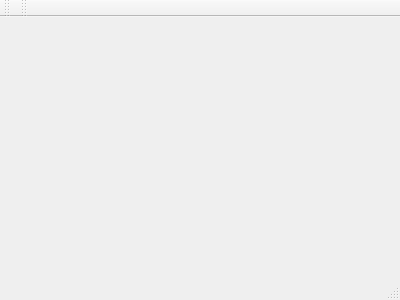
Qt form mainwindow.ui (Zaher220/tsgui) before a commit.
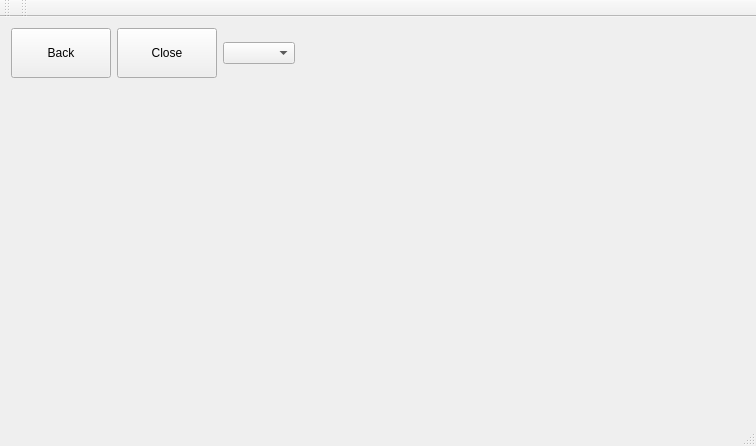
The same form after that commit.

What changed in the file:
```diff
--- a/mainwindow.ui
+++ b/mainwindow.ui
@@ -6,8 +6,8 @@
    <rect>
     <x>0</x>
     <y>0</y>
-    <width>400</width>
-    <height>300</height>
+    <width>756</width>
+    <height>446</height>
    </rect>
   </property>
   <property name="windowTitle">
@@ -16,13 +16,67 @@
   <widget class="QWidget" name="centralWidget">
    <layout class="QHBoxLayout" name="horizontalLayout">
     <item>
-     <layout class="QVBoxLayout" name="verticalLayoutPatients"/>
-    </item>
-    <item>
-     <layout class="QVBoxLayout" name="verticalLayoutResearchs"/>
-    </item>
-    <item>
-     <layout class="QVBoxLayout" name="verticalLayoutNewResearch"/>
+     <layout class="QVBoxLayout" name="verticalLayout_2">
+      <item>
+       <layout class="QHBoxLayout" name="horizontalLayout_2">
+        <item>
+         <widget class="QPushButton" name="pushButtonBack">
+          <property name="minimumSize">
+           <size>
+            <width>100</width>
+            <height>50</height>
+           </size>
+          </property>
+          <property name="text">
+           <string>Back</string>
+          </property>
+         </widget>
+        </item>
+        <item>
+         <widget class="QPushButton" name="pushButtonClose">
+          <property name="minimumSize">
+           <size>
+            <width>100</width>
+            <height>50</height>
+           </size>
+          </property>
+          <property name="text">
+           <string>Close</string>
+          </property>
+         </widget>
+        </item>
+        <item>
+         <widget class="QComboBox" name="comboBox"/>
+        </item>
+        <item>
+         <spacer name="horizontalSpacer">
+          <property name="orientation">
+           <enum>Qt::Horizontal</enum>
+          </property>
+          <property name="sizeHint" stdset="0">
+           <size>
+            <width>40</width>
+            <height>20</height>
+           </size>
+          </property>
+         </spacer>
+        </item>
+       </layout>
+      </item>
+      <item>
+       <widget class="QStackedWidget" name="stackedWidgetPages">
+        <widget class="QWidget" name="pagePatients">
+         <layout class="QVBoxLayout" name="verticalLayout_3"/>
+        </widget>
+        <widget class="QWidget" name="pageResearchs">
+         <layout class="QVBoxLayout" name="verticalLayout_4"/>
+        </widget>
+        <widget class="QWidget" name="pageResearch">
+         <layout class="QVBoxLayout" name="verticalLayout_5"/>
+        </widget>
+       </widget>
+      </item>
+     </layout>
     </item>
    </layout>
   </widget>
```
Left out of the diff: 2 changed lines with no effect on the pictures.
